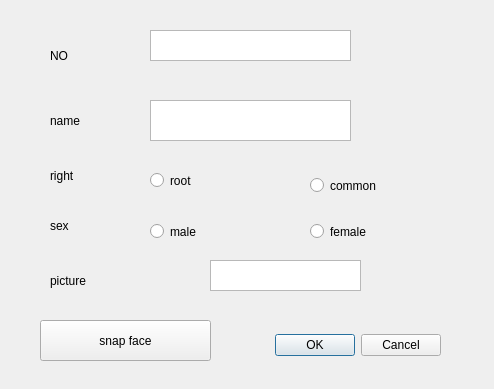
Above: helloworld/dialog.ui from zhiyehe/helloworld before the change. Below: the same form after it.
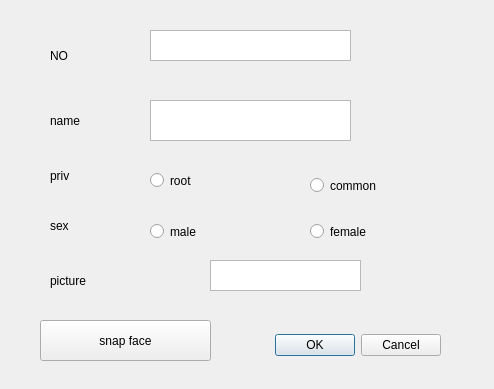
That is the form after the change.

```diff
--- a/helloworld/dialog.ui
+++ b/helloworld/dialog.ui
@@ -65,7 +65,7 @@
     </rect>
    </property>
    <property name="text">
-    <string>right</string>
+    <string>priv</string>
    </property>
   </widget>
   <widget class="QLabel" name="label_4">
```
